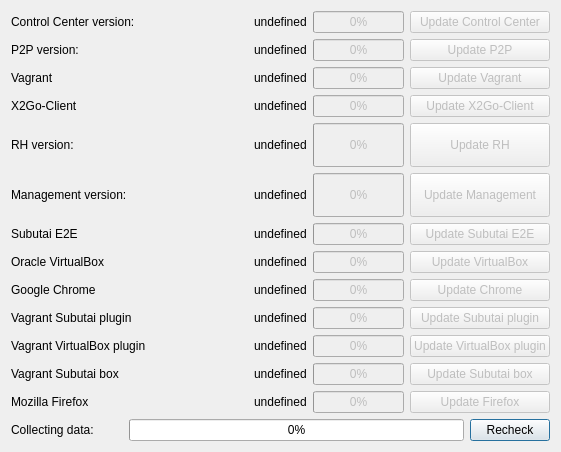
This is hub/forms/DlgAbout.ui in subutai-io/control-center as Qt 5 draws it before an edit. The edited form follows.
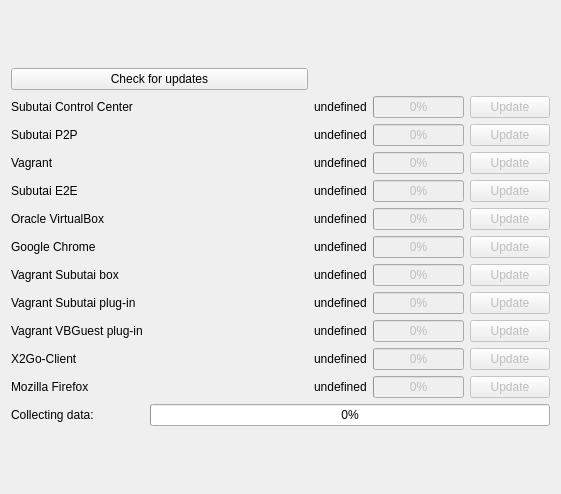
This is the edited form. Icons and pictures are not drawn.

Commit message: removed rh and management from about dlg

Diff of the .ui file:
```diff
--- a/hub/forms/DlgAbout.ui
+++ b/hub/forms/DlgAbout.ui
@@ -7,7 +7,7 @@
     <x>0</x>
     <y>0</y>
     <width>561</width>
-    <height>452</height>
+    <height>494</height>
    </rect>
   </property>
   <property name="windowTitle">
@@ -21,7 +21,7 @@
    <item>
     <layout class="QGridLayout" name="gridLayout_3" rowstretch="10,0,0">
      <item row="2" column="0">
-      <layout class="QGridLayout" name="gridLayout" columnstretch="1,3,0">
+      <layout class="QGridLayout" name="gridLayout" columnstretch="1,3">
        <item row="0" column="1">
         <widget class="QProgressBar" name="pb_initialization_progress">
          <property name="maximum">
@@ -32,13 +32,6 @@
          </property>
         </widget>
        </item>
-       <item row="0" column="2">
-        <widget class="QPushButton" name="btn_recheck">
-         <property name="text">
-          <string>Recheck</string>
-         </property>
-        </widget>
-       </item>
        <item row="0" column="0">
         <widget class="QLabel" name="lbl_about_init">
          <property name="text">
@@ -49,55 +42,62 @@
       </layout>
      </item>
      <item row="0" column="0">
-      <layout class="QGridLayout" name="gridLayout_2" rowstretch="2,0,0,0,0,0,0,0,0,0,0,0,0,0" columnstretch="1,0,0,0">
-       <item row="7" column="3">
+      <layout class="QGridLayout" name="gl_components" rowstretch="2,0,0,0,0,0,0,0,0,0,0,0,0,0" columnstretch="1,0,0,0">
+       <item row="9" column="1">
+        <widget class="QLabel" name="lbl_subutai_box_version">
+         <property name="text">
+          <string>undefined</string>
+         </property>
+        </widget>
+       </item>
+       <item row="6" column="3">
         <widget class="QPushButton" name="btn_subutai_e2e">
          <property name="enabled">
           <bool>false</bool>
          </property>
          <property name="text">
-          <string>Update Subutai E2E</string>
+          <string>Update</string>
          </property>
         </widget>
        </item>
-       <item row="3" column="3">
+       <item row="4" column="3">
         <widget class="QPushButton" name="btn_vagrant_update">
          <property name="enabled">
           <bool>false</bool>
          </property>
          <property name="text">
-          <string>Update Vagrant</string>
+          <string>Update</string>
          </property>
         </widget>
        </item>
-       <item row="2" column="3">
+       <item row="3" column="3">
         <widget class="QPushButton" name="btn_p2p_update">
          <property name="enabled">
           <bool>false</bool>
          </property>
          <property name="text">
-          <string>Update P2P</string>
+          <string>Update</string>
          </property>
         </widget>
        </item>
-       <item row="3" column="1">
+       <item row="4" column="1">
         <widget class="QLabel" name="lbl_vagrant_version_val">
          <property name="text">
           <string>undefined</string>
          </property>
         </widget>
        </item>
-       <item row="0" column="3">
+       <item row="1" column="3">
         <widget class="QPushButton" name="btn_tray_update">
          <property name="enabled">
           <bool>false</bool>
          </property>
          <property name="text">
-          <string>Update Control Center</string>
+          <string>Update</string>
          </property>
         </widget>
        </item>
-       <item row="9" column="1">
+       <item row="8" column="1">
         <widget class="QLabel" name="lbl_chrome_version_val">
          <property name="enabled">
           <bool>true</bool>
@@ -110,27 +110,17 @@
          </property>
         </widget>
        </item>
-       <item row="9" column="3">
+       <item row="8" column="3">
         <widget class="QPushButton" name="btn_chrome">
          <property name="enabled">
           <bool>false</bool>
          </property>
          <property name="text">
-          <string>Update Chrome</string>
+          <string>Update</string>
          </property>
         </widget>
        </item>
-       <item row="5" column="1">
-        <widget class="QLabel" name="lbl_rh_version_val">
-         <property name="text">
-          <string>undefined</string>
-         </property>
-         <property name="textInteractionFlags">
-          <set>Qt::LinksAccessibleByMouse|Qt::TextSelectableByKeyboard|Qt::TextSelectableByMouse</set>
-         </property>
-        </widget>
-       </item>
-       <item row="7" column="0">
+       <item row="6" column="0">
         <widget class="QLabel" name="lbl_subutai_e2e">
          <property name="text">
           <string>Subutai E2E</string>
@@ -147,30 +137,6 @@
          </property>
         </widget>
        </item>
-       <item row="12" column="1">
-        <widget class="QLabel" name="lbl_subutai_box_version">
-         <property name="text">
-          <string>undefined</string>
-         </property>
-        </widget>
-       </item>
-       <item row="6" column="1">
-        <widget class="QLabel" name="lbl_rhm_version_val">
-         <property name="text">
-          <string>undefined</string>
-         </property>
-         <property name="textInteractionFlags">
-          <set>Qt::LinksAccessibleByMouse|Qt::TextSelectableByKeyboard|Qt::TextSelectableByMouse</set>
-         </property>
-        </widget>
-       </item>
-       <item row="6" column="0">
-        <widget class="QLabel" name="lbl_rhm_version">
-         <property name="text">
-          <string>Management version:</string>
-         </property>
-        </widget>
-       </item>
        <item row="10" column="1">
         <widget class="QLabel" name="lbl_subutai_plugin_version_val">
          <property name="text">
@@ -178,14 +144,7 @@
          </property>
         </widget>
        </item>
-       <item row="4" column="0">
-        <widget class="QLabel" name="lbl_x2go_version">
-         <property name="text">
-          <string>X2Go-Client</string>
-         </property>
-        </widget>
-       </item>
-       <item row="8" column="1">
+       <item row="7" column="1">
         <widget class="QLabel" name="lbl_oracle_virtualbox_version_val">
          <property name="text">
           <string>undefined</string>
@@ -199,24 +158,14 @@
          </property>
         </widget>
        </item>
-       <item row="8" column="0">
+       <item row="7" column="0">
         <widget class="QLabel" name="lbl_oracle_virtualbox_version">
          <property name="text">
           <string>Oracle VirtualBox</string>
          </property>
         </widget>
        </item>
-       <item row="4" column="2">
-        <widget class="QProgressBar" name="pb_x2go">
-         <property name="enabled">
-          <bool>false</bool>
-         </property>
-         <property name="value">
-          <number>0</number>
-         </property>
-        </widget>
-       </item>
-       <item row="8" column="2">
+       <item row="7" column="2">
         <widget class="QProgressBar" name="pb_oracle_virtualbox">
          <property name="enabled">
           <bool>false</bool>
@@ -229,28 +178,11 @@
        <item row="10" column="0">
         <widget class="QLabel" name="lbl_subutai_plugin_version">
          <property name="text">
-          <string>Vagrant Subutai plugin</string>
+          <string>Vagrant Subutai plug-in</string>
          </property>
         </widget>
        </item>
-       <item row="12" column="3">
-        <widget class="QPushButton" name="btn_subutai_box">
-         <property name="enabled">
-          <bool>false</bool>
-         </property>
-         <property name="text">
-          <string>Update Subutai box</string>
-         </property>
-        </widget>
-       </item>
-       <item row="4" column="1">
-        <widget class="QLabel" name="lbl_x2go_version_val">
-         <property name="text">
-          <string>undefined</string>
-         </property>
-        </widget>
-       </item>
-       <item row="3" column="2">
+       <item row="4" column="2">
         <widget class="QProgressBar" name="pb_vagrant">
          <property name="enabled">
           <bool>false</bool>
@@ -277,49 +209,13 @@
          </property>
         </widget>
        </item>
-       <item row="4" column="3">
-        <widget class="QPushButton" name="btn_x2go_update">
-         <property name="enabled">
-          <bool>false</bool>
-         </property>
-         <property name="text">
-          <string>Update X2Go-Client</string>
-         </property>
-        </widget>
-       </item>
        <item row="13" column="3">
         <widget class="QPushButton" name="btn_firefox">
          <property name="enabled">
           <bool>false</bool>
          </property>
          <property name="text">
-          <string>Update Firefox</string>
-         </property>
-        </widget>
-       </item>
-       <item row="12" column="2">
-        <widget class="QProgressBar" name="pb_subutai_box">
-         <property name="enabled">
-          <bool>false</bool>
-         </property>
-         <property name="value">
-          <number>0</number>
-         </property>
-        </widget>
-       </item>
-       <item row="6" column="3">
-        <widget class="QPushButton" name="btn_rhm_update">
-         <property name="enabled">
-          <bool>false</bool>
-         </property>
-         <property name="sizePolicy">
-          <sizepolicy hsizetype="Preferred" vsizetype="Preferred">
-           <horstretch>0</horstretch>
-           <verstretch>0</verstretch>
-          </sizepolicy>
-         </property>
-         <property name="text">
-          <string>Update Management</string>
+          <string>Update</string>
          </property>
         </widget>
        </item>
@@ -333,7 +229,7 @@
          </property>
         </widget>
        </item>
-       <item row="3" column="0">
+       <item row="4" column="0">
         <widget class="QLabel" name="lbl_vagrant_version">
          <property name="text">
           <string>Vagrant</string>
@@ -347,27 +243,20 @@
          </property>
         </widget>
        </item>
-       <item row="5" column="0">
-        <widget class="QLabel" name="lbl_rh_version">
-         <property name="text">
-          <string>RH version:</string>
-         </property>
-        </widget>
-       </item>
        <item row="11" column="3">
         <widget class="QPushButton" name="btn_vbguest_plugin_update">
          <property name="enabled">
           <bool>false</bool>
          </property>
          <property name="text">
-          <string>Update VirtualBox plugin</string>
+          <string>Update</string>
          </property>
         </widget>
        </item>
        <item row="11" column="0">
         <widget class="QLabel" name="lbl_vbguest_plugin_version">
          <property name="text">
-          <string>Vagrant VirtualBox plugin</string>
+          <string>Vagrant VBGuest plug-in</string>
          </property>
         </widget>
        </item>
@@ -377,84 +266,45 @@
           <bool>false</bool>
          </property>
          <property name="text">
-          <string>Update Subutai plugin</string>
+          <string>Update</string>
          </property>
         </widget>
        </item>
-       <item row="7" column="1">
+       <item row="6" column="2">
+        <widget class="QProgressBar" name="pb_e2e">
+         <property name="enabled">
+          <bool>false</bool>
+         </property>
+         <property name="value">
+          <number>0</number>
+         </property>
+        </widget>
+       </item>
+       <item row="6" column="1">
         <widget class="QLabel" name="lbl_subutai_e2e_val">
          <property name="text">
           <string>undefined</string>
          </property>
         </widget>
        </item>
-       <item row="9" column="0">
+       <item row="8" column="0">
         <widget class="QLabel" name="lbl_chrome_version">
          <property name="text">
           <string>Google Chrome</string>
          </property>
         </widget>
        </item>
-       <item row="7" column="2">
-        <widget class="QProgressBar" name="pb_e2e">
-         <property name="enabled">
-          <bool>false</bool>
-         </property>
-         <property name="value">
-          <number>0</number>
-         </property>
-        </widget>
-       </item>
-       <item row="5" column="3">
-        <widget class="QPushButton" name="btn_rh_update">
-         <property name="enabled">
-          <bool>false</bool>
-         </property>
-         <property name="sizePolicy">
-          <sizepolicy hsizetype="Preferred" vsizetype="Preferred">
-           <horstretch>0</horstretch>
-           <verstretch>0</verstretch>
-          </sizepolicy>
-         </property>
-         <property name="text">
-          <string>Update RH</string>
-         </property>
-        </widget>
-       </item>
-       <item row="8" column="3">
+       <item row="7" column="3">
         <widget class="QPushButton" name="btn_oracle_virtualbox_update">
          <property name="enabled">
           <bool>false</bool>
          </property>
          <property name="text">
-          <string>Update VirtualBox</string>
+          <string>Update</string>
          </property>
         </widget>
        </item>
-       <item row="0" column="1">
-        <widget class="QLabel" name="lbl_tray_version_val">
-         <property name="text">
-          <string>undefined</string>
-         </property>
-        </widget>
-       </item>
-       <item row="5" column="2">
-        <widget class="QProgressBar" name="pb_rh">
-         <property name="enabled">
-          <bool>false</bool>
-         </property>
-         <property name="sizePolicy">
-          <sizepolicy hsizetype="Preferred" vsizetype="Preferred">
-           <horstretch>0</horstretch>
-           <verstretch>0</verstretch>
-          </sizepolicy>
-         </property>
-         <property name="value">
-          <number>0</number>
-         </property>
-        </widget>
-       </item>
-       <item row="9" column="2">
+       <item row="8" column="2">
         <widget class="QProgressBar" name="pb_chrome">
          <property name="enabled">
           <bool>false</bool>
@@ -464,23 +314,14 @@
          </property>
         </widget>
        </item>
-       <item row="6" column="2">
-        <widget class="QProgressBar" name="pb_rhm">
-         <property name="enabled">
-          <bool>false</bool>
-         </property>
-         <property name="sizePolicy">
-          <sizepolicy hsizetype="Preferred" vsizetype="Preferred">
-           <horstretch>0</horstretch>
-           <verstretch>0</verstretch>
-          </sizepolicy>
-         </property>
-         <property name="value">
-          <number>0</number>
+       <item row="1" column="1">
+        <widget class="QLabel" name="lbl_tray_version_val">
+         <property name="text">
+          <string>undefined</string>
          </property>
         </widget>
        </item>
-       <item row="0" column="2">
+       <item row="1" column="2">
         <widget class="QProgressBar" name="pb_tray">
          <property name="enabled">
           <bool>false</bool>
@@ -490,29 +331,87 @@
          </property>
         </widget>
        </item>
-       <item row="2" column="0">
+       <item row="3" column="0">
         <widget class="QLabel" name="lbl_p2p_version">
          <property name="text">
-          <string>P2P version:</string>
+          <string>Subutai P2P</string>
          </property>
         </widget>
        </item>
-       <item row="0" column="0">
+       <item row="3" column="2">
+        <widget class="QProgressBar" name="pb_p2p">
+         <property name="enabled">
+          <bool>false</bool>
+         </property>
+         <property name="value">
+          <number>0</number>
+         </property>
+        </widget>
+       </item>
+       <item row="1" column="0">
         <widget class="QLabel" name="lbl_tray_version">
          <property name="text">
-          <string>Control Center version:</string>
+          <string>Subutai Control Center</string>
          </property>
         </widget>
        </item>
-       <item row="12" column="0">
+       <item row="3" column="1">
+        <widget class="QLabel" name="lbl_p2p_version_val">
+         <property name="text">
+          <string>undefined</string>
+         </property>
+        </widget>
+       </item>
+       <item row="9" column="3">
+        <widget class="QPushButton" name="btn_subutai_box">
+         <property name="enabled">
+          <bool>false</bool>
+         </property>
+         <property name="text">
+          <string>Update</string>
+         </property>
+        </widget>
+       </item>
+       <item row="0" column="0">
+        <widget class="QPushButton" name="btn_recheck">
+         <property name="text">
+          <string>Check for updates</string>
+         </property>
+        </widget>
+       </item>
+       <item row="9" column="2">
+        <widget class="QProgressBar" name="pb_subutai_box">
+         <property name="enabled">
+          <bool>false</bool>
+         </property>
+         <property name="value">
+          <number>0</number>
+         </property>
+        </widget>
+       </item>
+       <item row="9" column="0">
         <widget class="QLabel" name="lbl_subutai_box">
          <property name="text">
           <string>Vagrant Subutai box</string>
          </property>
         </widget>
        </item>
-       <item row="2" column="2">
-        <widget class="QProgressBar" name="pb_p2p">
+       <item row="12" column="0">
+        <widget class="QLabel" name="lbl_x2go_version">
+         <property name="text">
+          <string>X2Go-Client</string>
+         </property>
+        </widget>
+       </item>
+       <item row="12" column="1">
+        <widget class="QLabel" name="lbl_x2go_version_val">
+         <property name="text">
+          <string>undefined</string>
+         </property>
+        </widget>
+       </item>
+       <item row="12" column="2">
+        <widget class="QProgressBar" name="pb_x2go">
          <property name="enabled">
           <bool>false</bool>
          </property>
@@ -521,10 +420,13 @@
          </property>
         </widget>
        </item>
-       <item row="2" column="1">
-        <widget class="QLabel" name="lbl_p2p_version_val">
+       <item row="12" column="3">
+        <widget class="QPushButton" name="btn_x2go_update">
+         <property name="enabled">
+          <bool>false</bool>
+         </property>
          <property name="text">
-          <string>undefined</string>
+          <string>Update</string>
          </property>
         </widget>
        </item>
```
The commit also changes 5 other files.
